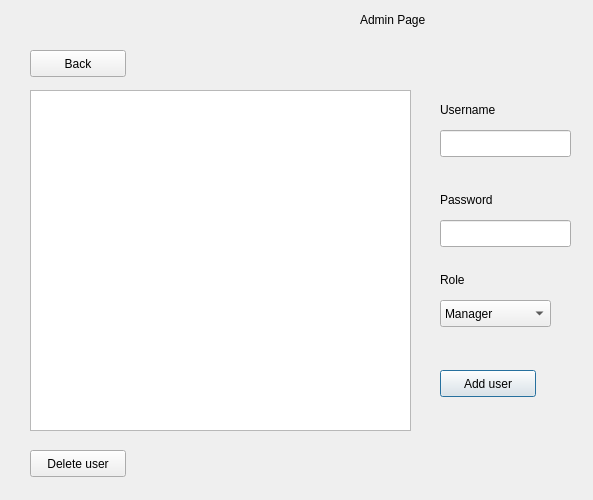
Above: adminpage.ui from YUSIFABOOD/Inventory before the change. Below: the same form after it.
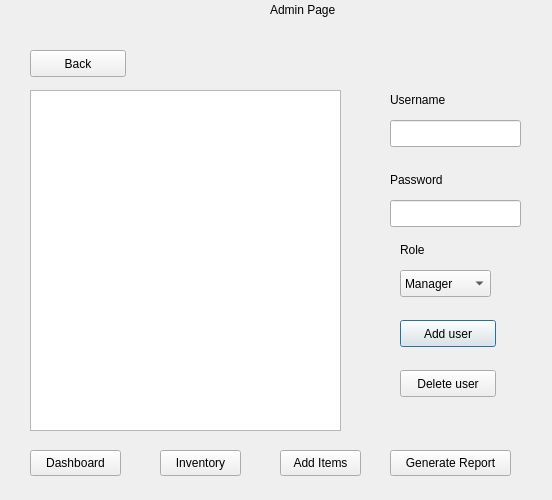
That is the form after the change.

Diff of the .ui file:
```diff
--- a/adminpage.ui
+++ b/adminpage.ui
@@ -6,7 +6,7 @@
    <rect>
     <x>0</x>
     <y>0</y>
-    <width>593</width>
+    <width>552</width>
     <height>500</height>
    </rect>
   </property>
@@ -16,8 +16,8 @@
   <widget class="QLabel" name="label">
    <property name="geometry">
     <rect>
-     <x>360</x>
-     <y>10</y>
+     <x>270</x>
+     <y>0</y>
      <width>91</width>
      <height>19</height>
     </rect>
@@ -29,8 +29,8 @@
   <widget class="QLineEdit" name="addNameBox">
    <property name="geometry">
     <rect>
-     <x>440</x>
-     <y>130</y>
+     <x>390</x>
+     <y>120</y>
      <width>131</width>
      <height>27</height>
     </rect>
@@ -39,8 +39,8 @@
   <widget class="QLineEdit" name="addPassBox">
    <property name="geometry">
     <rect>
-     <x>440</x>
-     <y>220</y>
+     <x>390</x>
+     <y>200</y>
      <width>131</width>
      <height>27</height>
     </rect>
@@ -49,8 +49,8 @@
   <widget class="QPushButton" name="addUserButton">
    <property name="geometry">
     <rect>
-     <x>440</x>
-     <y>370</y>
+     <x>400</x>
+     <y>320</y>
      <width>96</width>
      <height>27</height>
     </rect>
@@ -62,8 +62,8 @@
   <widget class="QLabel" name="label_2">
    <property name="geometry">
     <rect>
-     <x>440</x>
-     <y>190</y>
+     <x>390</x>
+     <y>170</y>
      <width>70</width>
      <height>19</height>
     </rect>
@@ -75,8 +75,8 @@
   <widget class="QLabel" name="label_3">
    <property name="geometry">
     <rect>
-     <x>440</x>
-     <y>100</y>
+     <x>390</x>
+     <y>90</y>
      <width>81</width>
      <height>20</height>
     </rect>
@@ -90,7 +90,7 @@
     <rect>
      <x>30</x>
      <y>90</y>
-     <width>381</width>
+     <width>311</width>
      <height>341</height>
     </rect>
    </property>
@@ -111,8 +111,8 @@
   <widget class="QPushButton" name="userDeleteButton">
    <property name="geometry">
     <rect>
-     <x>30</x>
-     <y>450</y>
+     <x>400</x>
+     <y>370</y>
      <width>96</width>
      <height>27</height>
     </rect>
@@ -124,9 +124,9 @@
   <widget class="QComboBox" name="roleBox">
    <property name="geometry">
     <rect>
-     <x>440</x>
-     <y>300</y>
-     <width>111</width>
+     <x>400</x>
+     <y>270</y>
+     <width>91</width>
      <height>27</height>
     </rect>
    </property>
@@ -144,8 +144,8 @@
   <widget class="QLabel" name="label_4">
    <property name="geometry">
     <rect>
-     <x>440</x>
-     <y>270</y>
+     <x>400</x>
+     <y>240</y>
      <width>70</width>
      <height>19</height>
     </rect>
@@ -154,6 +154,58 @@
     <string>Role</string>
    </property>
   </widget>
+  <widget class="QPushButton" name="InventoryButton">
+   <property name="geometry">
+    <rect>
+     <x>160</x>
+     <y>450</y>
+     <width>81</width>
+     <height>26</height>
+    </rect>
+   </property>
+   <property name="text">
+    <string>Inventory</string>
+   </property>
+  </widget>
+  <widget class="QPushButton" name="AddItemButton">
+   <property name="geometry">
+    <rect>
+     <x>280</x>
+     <y>450</y>
+     <width>81</width>
+     <height>26</height>
+    </rect>
+   </property>
+   <property name="text">
+    <string>Add Items</string>
+   </property>
+  </widget>
+  <widget class="QPushButton" name="ReportsButton">
+   <property name="geometry">
+    <rect>
+     <x>390</x>
+     <y>450</y>
+     <width>121</width>
+     <height>26</height>
+    </rect>
+   </property>
+   <property name="text">
+    <string>Generate Report</string>
+   </property>
+  </widget>
+  <widget class="QPushButton" name="Dashboard">
+   <property name="geometry">
+    <rect>
+     <x>30</x>
+     <y>450</y>
+     <width>91</width>
+     <height>26</height>
+    </rect>
+   </property>
+   <property name="text">
+    <string>Dashboard</string>
+   </property>
+  </widget>
  </widget>
  <resources/>
  <connections/>
```
